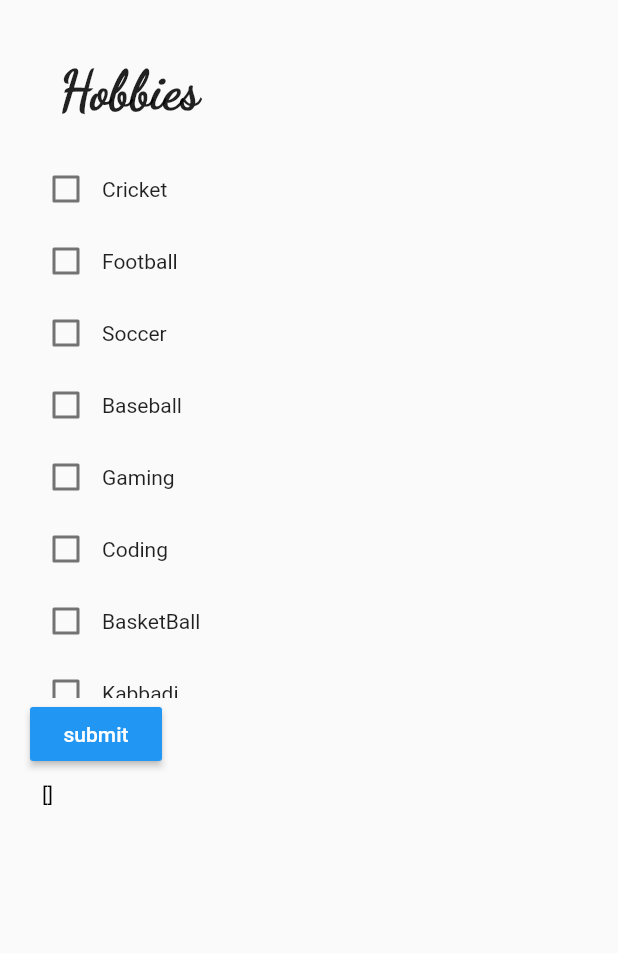
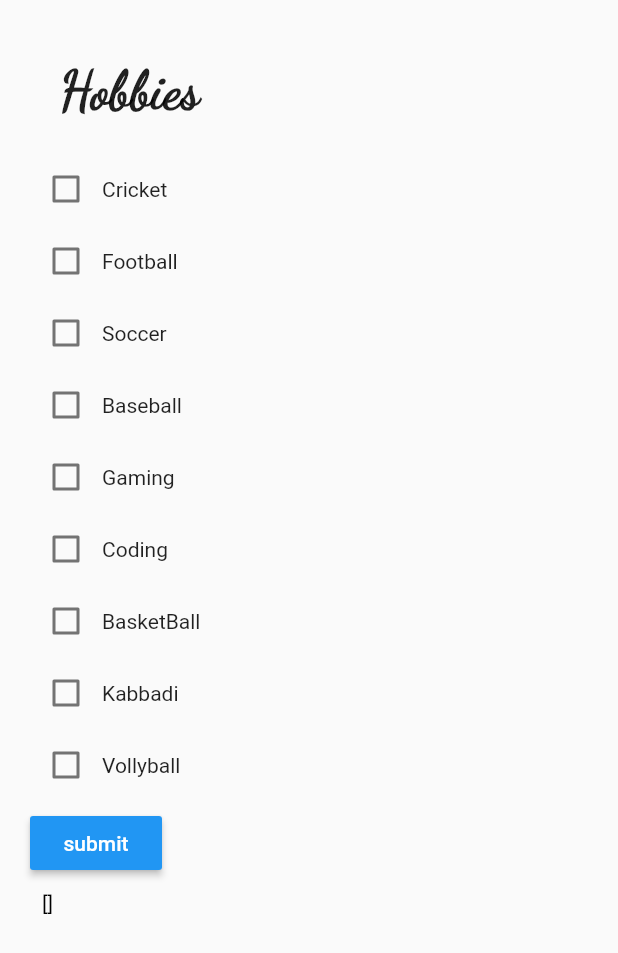
Before and after one commit to veerbhayani/first_application, a Flutter app: the HobbiesDemo screen opened directly, after a tap on "submit", on a phone screen of 412 x 824 dp. Shown: the top 953 px of the screen. Run offline on Flutter 3.47's test engine with Material 2 defaults, Android fonts, the phone set to English and light mode, and no system bars.

Commit message:
some_condition_changes

```diff
--- a/lib/hobbies_demo.dart
+++ b/lib/hobbies_demo.dart
@@ -15,6 +15,7 @@ class _HobbiesDemoState extends State<HobbiesDemo> {
       body: Padding(
         padding: const EdgeInsets.all(20),
         child: Column(
+          mainAxisSize: MainAxisSize.min,
           crossAxisAlignment: CrossAxisAlignment.start,
           children: [
             const Padding(
@@ -29,12 +30,13 @@ class _HobbiesDemoState extends State<HobbiesDemo> {
               ),
             ),
             Expanded(
-              flex: 5,
+              flex: 2,
               child: ListView.builder(
                 scrollDirection: Axis.vertical,
                 itemCount: Hobbies.hobbiesDetails.length,
                 itemBuilder: (context, index) {
                   return Column(
+                    mainAxisSize: MainAxisSize.min,
                     children: [
                       Row(
                         children: [
@@ -72,7 +74,6 @@ class _HobbiesDemoState extends State<HobbiesDemo> {
             ),
             Hobbies.isSubmited
                 ? Expanded(
-                    flex: 4,
                     child: Padding(
                       padding: const EdgeInsets.all(8.0),
                       child: SizedBox(
```
Also changed, not shown: lib/main.dart (+5 -3 lines), lib/rto_mcq.controller.dart (+6 -1 lines).
